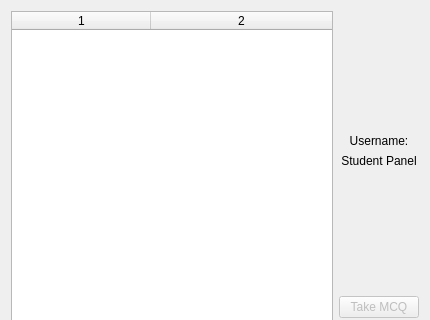
Old version of the form userwindow.ui in the repository carlrizk/QCMpp; both pictures show x 0 to 430 and y 0 to 320 of the 430 by 480 pixel window.
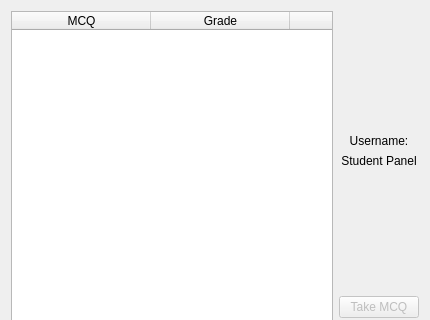
New version of the form.

The edit to the form file:
```diff
--- a/userwindow.ui
+++ b/userwindow.ui
@@ -44,7 +44,7 @@
       <bool>false</bool>
      </property>
      <property name="columnCount">
-      <number>2</number>
+      <number>4</number>
      </property>
      <attribute name="horizontalHeaderCascadingSectionResizes">
       <bool>false</bool>
@@ -58,6 +58,16 @@
      <attribute name="verticalHeaderVisible">
       <bool>false</bool>
      </attribute>
+     <column>
+      <property name="text">
+       <string>MCQ</string>
+      </property>
+     </column>
+     <column>
+      <property name="text">
+       <string>Grade</string>
+      </property>
+     </column>
      <column/>
      <column/>
     </widget>
```
